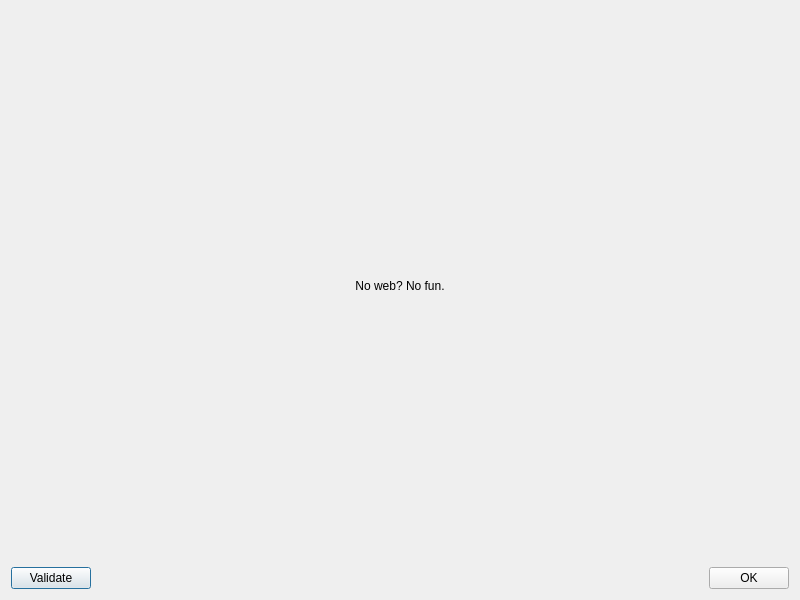
Above: sourceviewdialog.ui from torunar/sve before the change. Below: the same form after it.
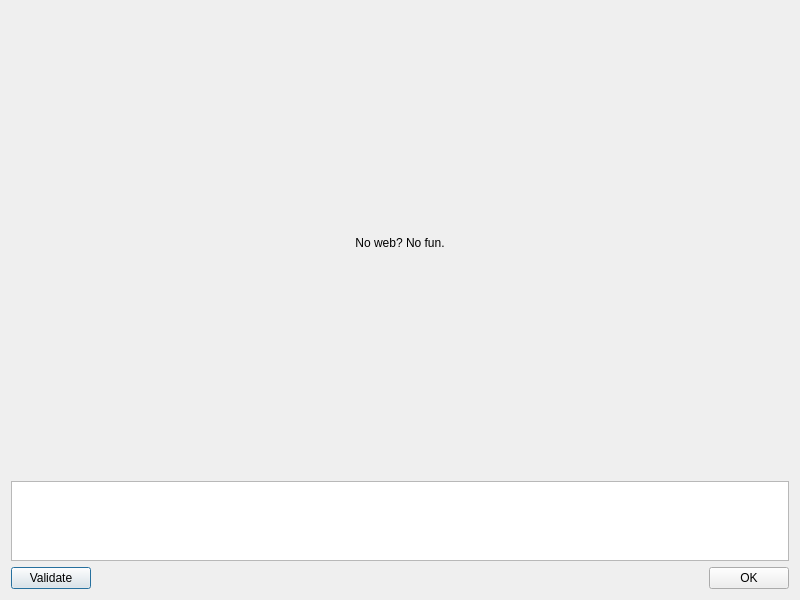
That is the form after the change.

Diff of the .ui file:
```diff
--- a/sourceviewdialog.ui
+++ b/sourceviewdialog.ui
@@ -14,7 +14,7 @@
    <string>View VHDL</string>
   </property>
   <layout class="QGridLayout" name="gridLayout">
-   <item row="1" column="0">
+   <item row="2" column="0">
     <layout class="QHBoxLayout" name="buttonsLayout">
      <item>
       <widget class="QPushButton" name="validateButton">
@@ -55,6 +55,22 @@
      </property>
     </widget>
    </item>
+   <item row="1" column="0">
+    <widget class="QTextEdit" name="log">
+     <property name="minimumSize">
+      <size>
+       <width>0</width>
+       <height>80</height>
+      </size>
+     </property>
+     <property name="maximumSize">
+      <size>
+       <width>16777215</width>
+       <height>80</height>
+      </size>
+     </property>
+    </widget>
+   </item>
   </layout>
  </widget>
  <resources/>
```
